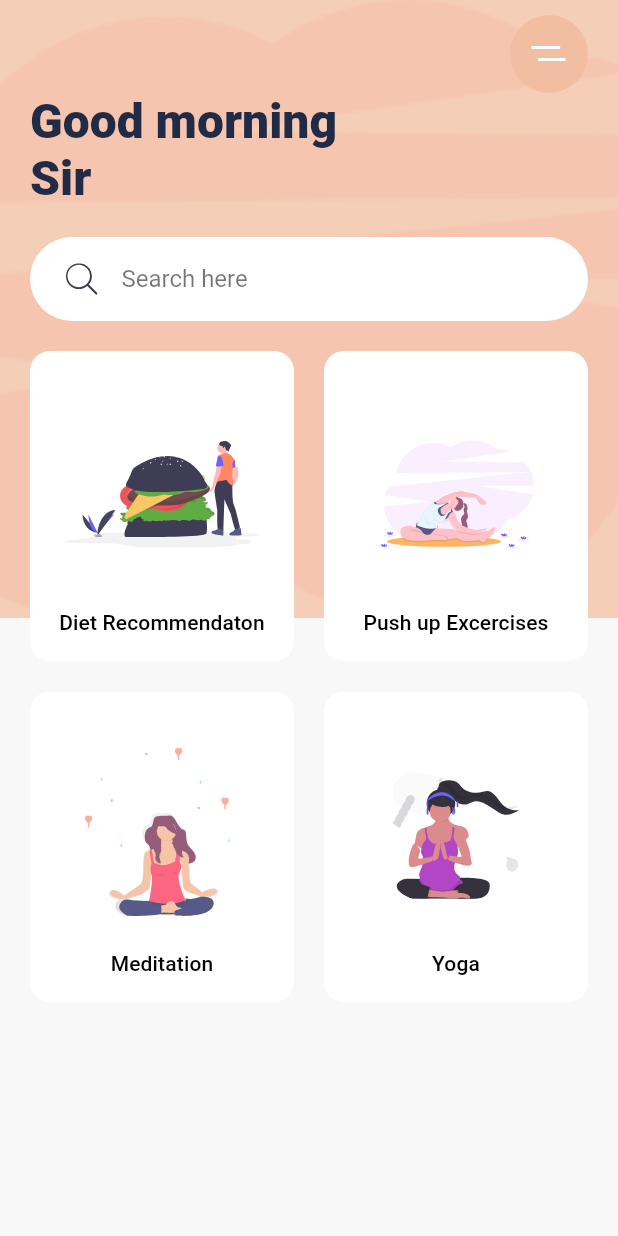
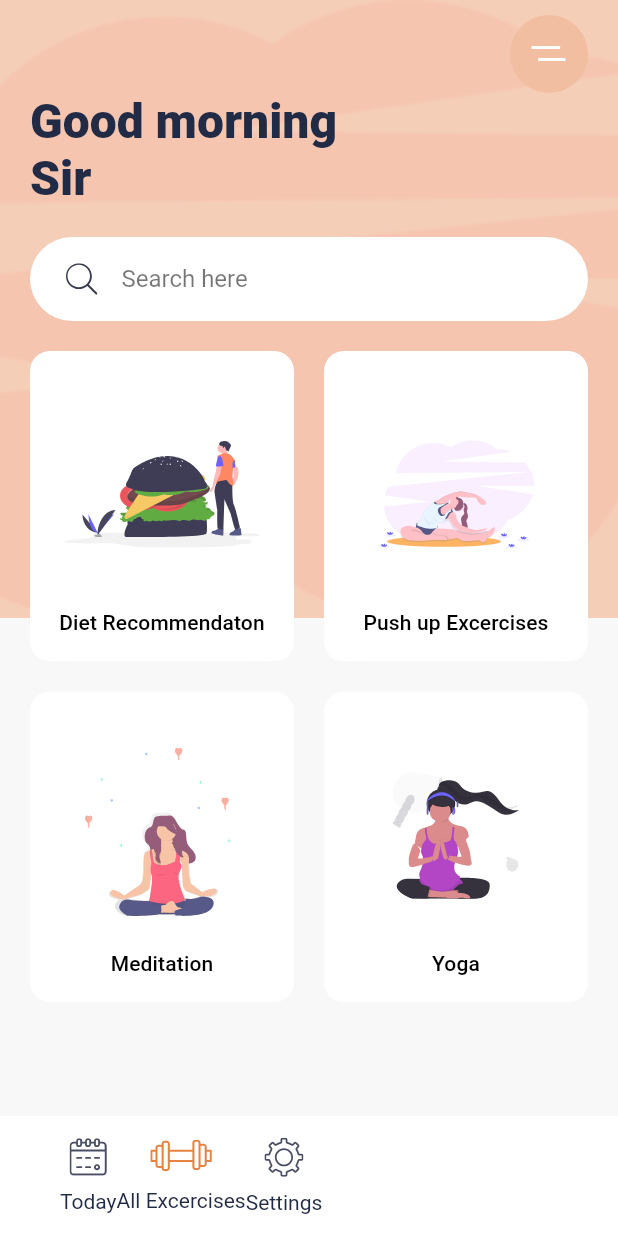
Before and after one commit to Flutter-Dart-Hacks/meditasi-app, a Flutter app: the screen it shows after launch, on a phone screen of 412 x 824 dp. Run offline on Flutter 3.47's test engine with Material 2 defaults, Android fonts, the phone set to English and light mode, and no system bars; our stand-ins replace flutter_svg; missing offline and left inert: dart:html.

Commit message:
Pembuatan bottom bar

```diff
--- a/lib/main.dart
+++ b/lib/main.dart
@@ -1,6 +1,9 @@
+import 'dart:html';
+
 import 'package:flutter/material.dart';
 import 'package:flutter_svg/svg.dart';
 import 'package:meditasi_app/constants.dart';
+import 'package:meditasi_app/widgets/categorycard.dart';
 
 void main() {
   runApp(const MyApp());
@@ -49,6 +52,33 @@ class _HomeScreenState extends State<HomeScreen> {
     // Mendapat tinggi total perangkat dengan media query
     Size size = MediaQuery.of(context).size;
     return Scaffold(
+      bottomNavigationBar: Container(
+        padding: const EdgeInsets.symmetric(horizontal: 40, vertical: 10),
+        height: 80,
+        color: Colors.white,
+        child: Row(
+          children: <Widget>[
+            BottomNavItem(
+              strTitle: 'Today',
+              svgSrc: 'assets/icons/calendar.svg',
+              pressCb: () {},
+              isActive: false,
+            ),
+            BottomNavItem(
+              strTitle: 'All Excercises',
+              svgSrc: 'assets/icons/gym.svg',
+              pressCb: () {},
+              isActive: false,
+            ),
+            BottomNavItem(
+              strTitle: 'Settings',
+              svgSrc: 'assets/icons/settings.svg',
+              pressCb: () {},
+              isActive: false,
+            )
+          ],
+        ),
+      ),
       body: Stack(
         children: <Widget>[
           Container(
@@ -164,62 +194,35 @@ class _HomeScreenState extends State<HomeScreen> {
   }
 }
 
-class CategoryCard extends StatelessWidget {
-  const CategoryCard({
+class BottomNavItem extends StatelessWidget {
+  const BottomNavItem({
     Key? key,
     required this.svgSrc,
     required this.strTitle,
     required this.pressCb,
+    this.isActive = false,
   }) : super(key: key);
 
   final String svgSrc;
   final String strTitle;
   final Function pressCb;
+  final bool isActive;
 
   @override
   Widget build(BuildContext context) {
-    return ClipRRect(
-      borderRadius: BorderRadius.circular(13),
-      child: Container(
-        // padding: const EdgeInsets.all(18),
-        decoration: BoxDecoration(
-          color: Colors.white,
-          borderRadius: BorderRadius.circular(13),
-          boxShadow: const [
-            BoxShadow(
-              offset: Offset(0, 17),
-              blurRadius: 17,
-              spreadRadius: -23,
-              color: kShadowColor,
-            ),
-          ],
-        ),
-        child: Material(
-          color: Colors.transparent,
-          child: InkWell(
+    return GestureDetector(
       onTap: () {
         pressCb();
       },
-            child: Padding(
-              padding: const EdgeInsets.all(18),
       child: Column(
+        mainAxisAlignment: MainAxisAlignment.spaceAround,
         children: <Widget>[
-                  const Spacer(),
           SvgPicture.asset(svgSrc),
-                  const Spacer(),
           Text(
             strTitle,
-                    style: Theme.of(context)
-                        .textTheme
-                        .titleSmall
-                        ?.copyWith(fontSize: 14),
-                    textAlign: TextAlign.center,
+            style: TextStyle(color: isActive ? kActiveIconColor : kTextColor),
           ),
         ],
-              ),
-            ),
-          ),
-        ),
       ),
     );
   }
--- /dev/null
+++ b/lib/widgets/categorycard.dart
@@ -0,0 +1,64 @@
+import 'package:flutter/material.dart';
+import 'package:flutter_svg/svg.dart';
+import 'package:meditasi_app/constants.dart';
+
+class CategoryCard extends StatelessWidget {
+  const CategoryCard({
+    Key? key,
+    required this.svgSrc,
+    required this.strTitle,
+    required this.pressCb,
+  }) : super(key: key);
+
+  final String svgSrc;
+  final String strTitle;
+  final Function pressCb;
+
+  @override
+  Widget build(BuildContext context) {
+    return ClipRRect(
+      borderRadius: BorderRadius.circular(13),
+      child: Container(
+        // padding: const EdgeInsets.all(18),
+        decoration: BoxDecoration(
+          color: Colors.white,
+          borderRadius: BorderRadius.circular(13),
+          boxShadow: const [
+            BoxShadow(
+              offset: Offset(0, 17),
+              blurRadius: 17,
+              spreadRadius: -23,
+              color: kShadowColor,
+            ),
+          ],
+        ),
+        child: Material(
+          color: Colors.transparent,
+          child: InkWell(
+            onTap: () {
+              pressCb();
+            },
+            child: Padding(
+              padding: const EdgeInsets.all(18),
+              child: Column(
+                children: <Widget>[
+                  const Spacer(),
+                  SvgPicture.asset(svgSrc),
+                  const Spacer(),
+                  Text(
+                    strTitle,
+                    style: Theme.of(context)
+                        .textTheme
+                        .titleSmall
+                        ?.copyWith(fontSize: 14),
+                    textAlign: TextAlign.center,
+                  ),
+                ],
+              ),
+            ),
+          ),
+        ),
+      ),
+    );
+  }
+}
```
Also changed, not shown: assets/icons/settings.svg (renamed from assets/icons/Settings.svg). Lines whose indentation alone changed are shown as unchanged.
